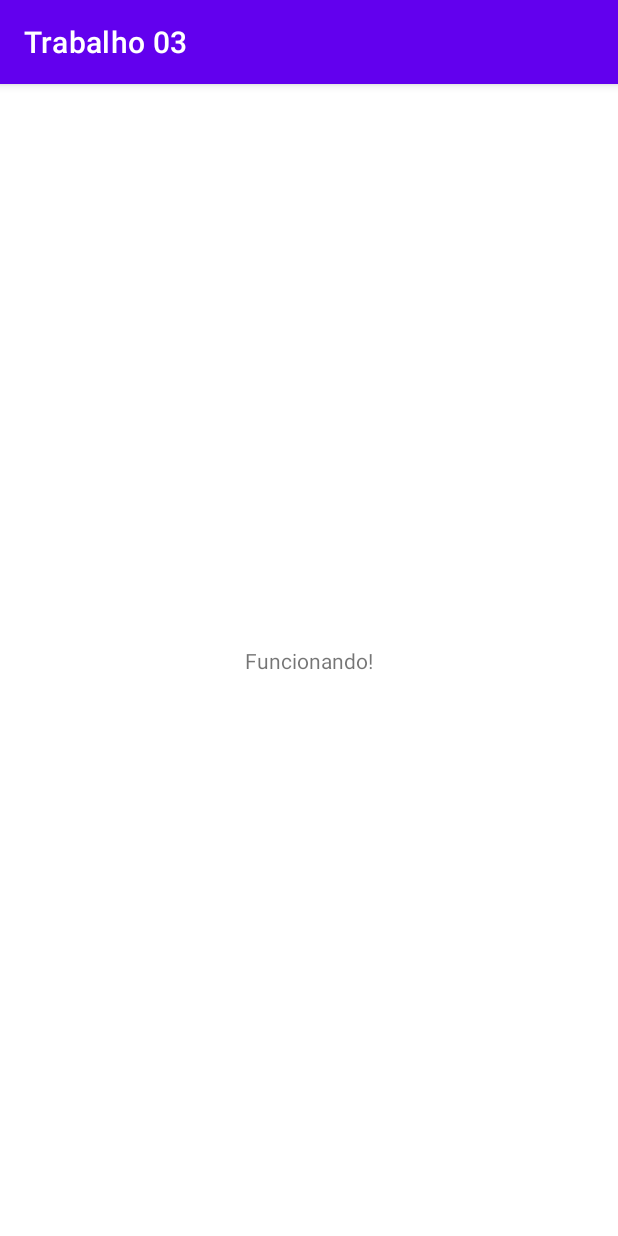
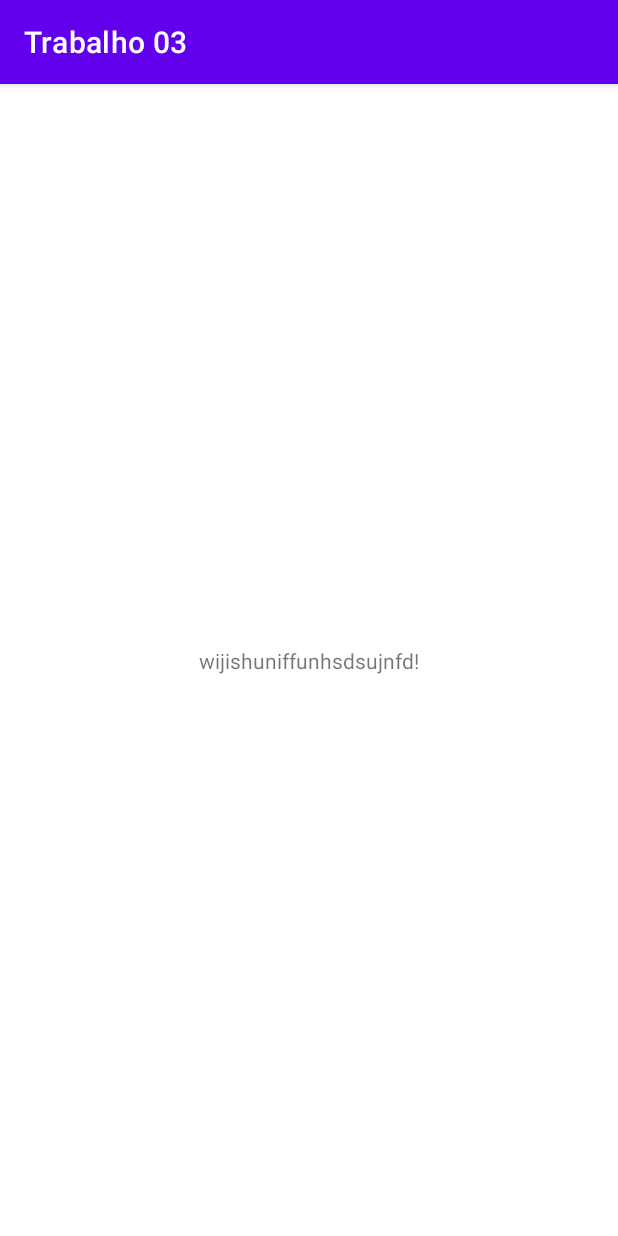
Before and after one commit to hugor1256/Trabalho03, an Android app: the screen it shows after launch (MainActivity), on a phone screen of 412 x 824 dp. Run offline under Robolectric (Android 15) with nearby library versions, the phone set to English and light mode, and no system bars.

Commit message:
teste de funcionamento

```diff
--- a/app/src/main/res/layout/activity_main.xml
+++ b/app/src/main/res/layout/activity_main.xml
@@ -9,7 +9,7 @@
     <TextView
         android:layout_width="wrap_content"
         android:layout_height="wrap_content"
-        android:text="Funcionando!"
+        android:text="wijishuniffunhsdsujnfd!"
         app:layout_constraintBottom_toBottomOf="parent"
         app:layout_constraintLeft_toLeftOf="parent"
         app:layout_constraintRight_toRightOf="parent"
```
